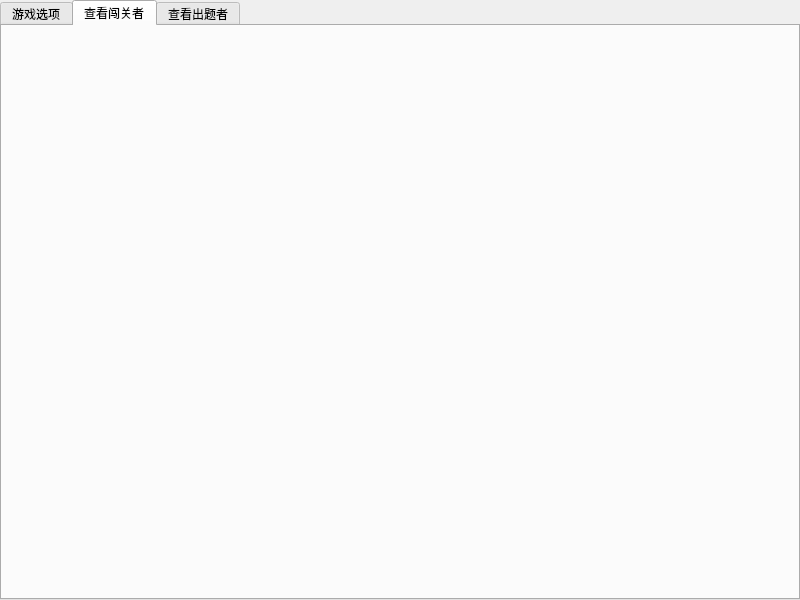
First picture: the form in mainwindow.ui, repository yts1999/word-elimination, before the edit.
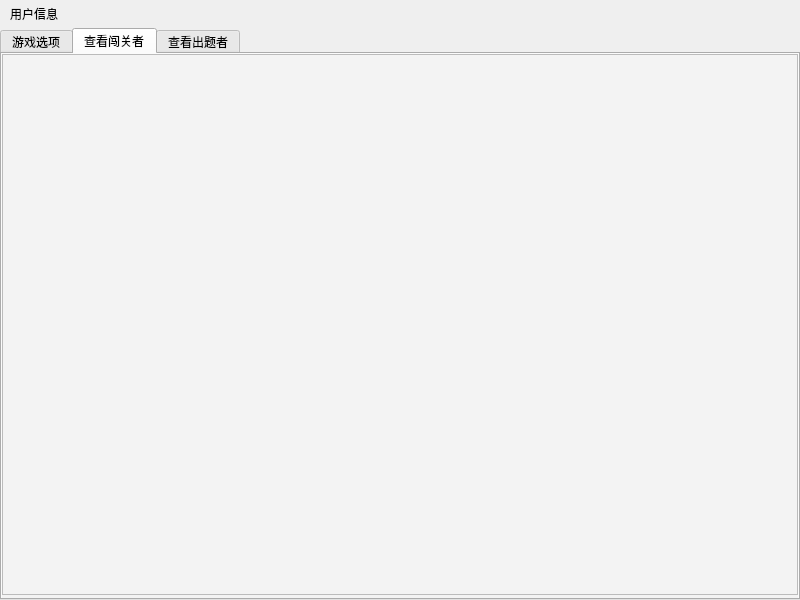
Second picture: the form after the edit. The open tabs and pages were chosen to show the change.

Diff of the .ui file:
```diff
--- a/mainwindow.ui
+++ b/mainwindow.ui
@@ -18,9 +18,9 @@
     <property name="geometry">
      <rect>
       <x>0</x>
-      <y>0</y>
+      <y>28</y>
       <width>800</width>
-      <height>600</height>
+      <height>572</height>
      </rect>
     </property>
     <property name="currentIndex">
@@ -32,9 +32,22 @@
      </attribute>
     </widget>
     <widget class="QWidget" name="player_show">
+     <property name="styleSheet">
+      <string notr="true">background-color:rgb(243, 243, 243);</string>
+     </property>
      <attribute name="title">
       <string>查看闯关者</string>
      </attribute>
+     <widget class="QTableView" name="player_table">
+      <property name="geometry">
+       <rect>
+        <x>0</x>
+        <y>0</y>
+        <width>796</width>
+        <height>541</height>
+       </rect>
+      </property>
+     </widget>
     </widget>
     <widget class="QWidget" name="manager_show">
      <attribute name="title">
@@ -42,6 +55,19 @@
      </attribute>
     </widget>
    </widget>
+   <widget class="QLabel" name="label">
+    <property name="geometry">
+     <rect>
+      <x>10</x>
+      <y>5</y>
+      <width>780</width>
+      <height>17</height>
+     </rect>
+    </property>
+    <property name="text">
+     <string>用户信息</string>
+    </property>
+   </widget>
   </widget>
   <widget class="QMenuBar" name="menubar">
    <property name="geometry">
```
Left out of the diff: 16 changed lines with no effect on the pictures.
